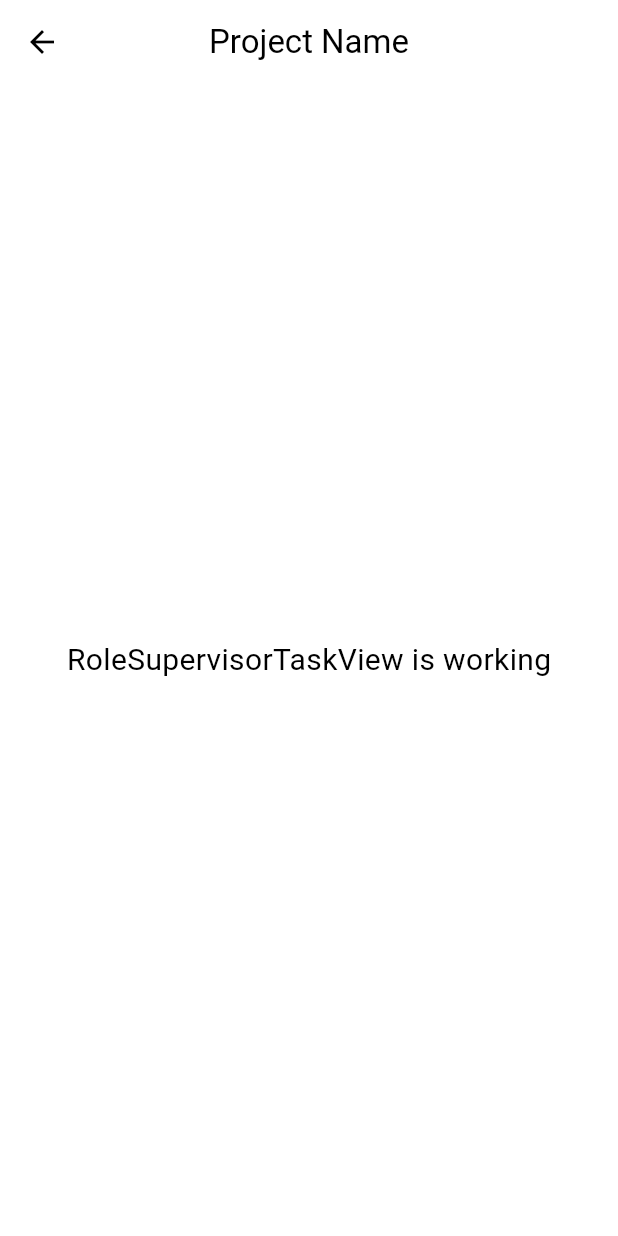
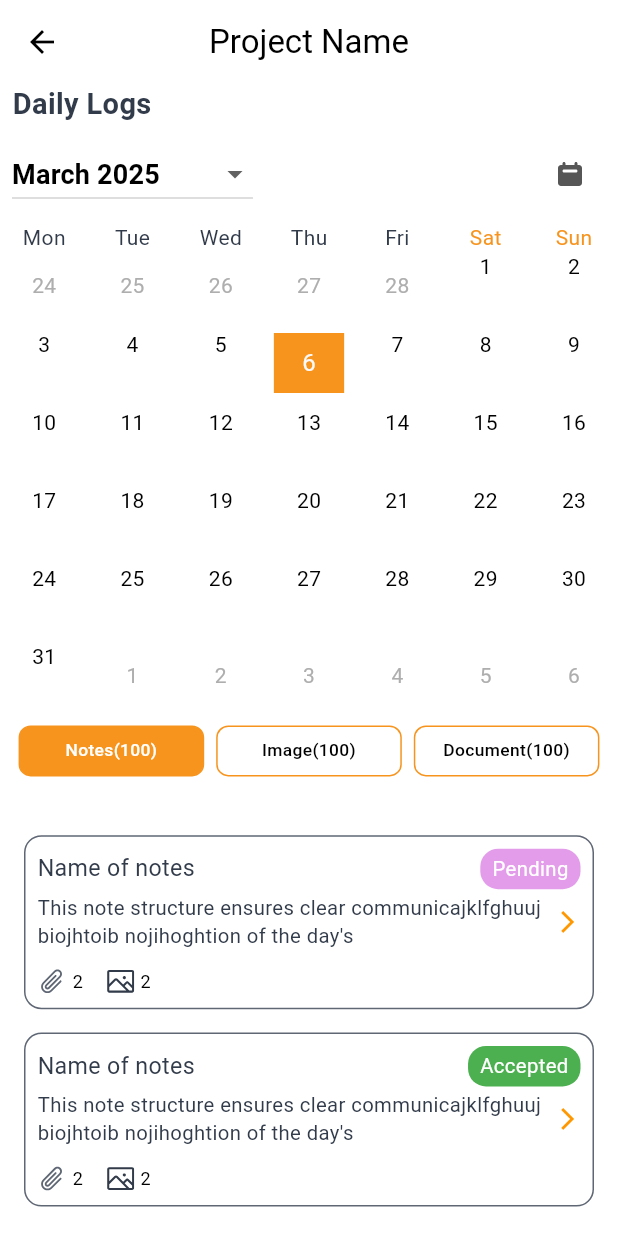
Before and after one commit to mahafujerrahman/Aim-Construction-App, a Flutter app: the RoleSupervisorDailyLogView screen opened by its route, on a phone screen of 412 x 824 dp. Run offline on Flutter 3.47's test engine with Material 3 defaults, Android fonts, the phone set to English and light mode, and no system bars; drawn by our look-alikes of table_calendar; our stand-ins replace cached_network_image, file_picker, flutter_html, flutter_screenutil, flutter_spinkit, flutter_svg and 9 more; accounts and stored records are empty.

```diff
--- /dev/null
+++ b/lib/app/modules/role/supervisor/dailyLog/views/dailylog_note_screen.dart
@@ -0,0 +1,56 @@
+import 'package:aim_construction_app/app/modules/role/supervisor/dailyLog/views/innerWidget/note_card_widget.dart';
+import 'package:aim_construction_app/app/modules/role/supervisor/homeScreen/views/widget/projectCard.dart';
+import 'package:aim_construction_app/app/routes/app_pages.dart';
+import 'package:flutter/material.dart';
+import 'package:flutter_screenutil/flutter_screenutil.dart';
+import 'package:get/get.dart';
+
+
+class DailyLogNoteScreen extends StatelessWidget {
+  DailyLogNoteScreen({super.key});
+
+  @override
+  Widget build(BuildContext context) {
+    return Scaffold(
+
+      body: SingleChildScrollView(
+        child: Padding(
+          padding: const EdgeInsets.all(16.0),
+          child: Column(
+            crossAxisAlignment: CrossAxisAlignment.start,
+            children: [
+              SizedBox(height: 16.h),
+              ListView.builder(
+                shrinkWrap: true,
+                physics: const NeverScrollableScrollPhysics(),
+                itemCount: 1,
+                itemBuilder: (context, index) {
+                  return Column(
+                    children: [
+                      NoteCard(
+                        title: "Name of notes",
+                        description: "This note structure ensures clear communicajklfghuuj biojhtoib nojihoghtion of the day's",
+                        status: "Pending",
+                        notesCount: 2,
+                        attachmentsCount: 2,
+                      ),
+                      SizedBox(height: 16.h),
+                      NoteCard(
+                        title: "Name of notes",
+                        description: "This note structure ensures clear communicajklfghuuj biojhtoib nojihoghtion of the day's",
+                        status: "Accepted",
+                        notesCount: 2,
+                        attachmentsCount: 2,
+                      ),
+                      const SizedBox(height: 16),
+                    ],
+                  );
+                },
+              ),
+            ],
+          ),
+        ),
+      ),
+    );
+  }
+}
--- /dev/null
+++ b/lib/app/modules/role/supervisor/dailyLog/views/innerWidget/calender_widget.dart
@@ -0,0 +1,158 @@
+import 'package:aim_construction_app/utils/app_colors.dart';
+import 'package:aim_construction_app/utils/app_icons.dart';
+import 'package:flutter/material.dart';
+import 'package:flutter_screenutil/flutter_screenutil.dart';
+import 'package:flutter_svg/flutter_svg.dart';
+import 'package:intl/intl.dart';
+import 'package:table_calendar/table_calendar.dart';
+
+
+class CalendarWithDropdown extends StatefulWidget {
+  @override
+  _CalendarWithDropdownState createState() => _CalendarWithDropdownState();
+}
+
+class _CalendarWithDropdownState extends State<CalendarWithDropdown> {
+  DateTime _focusedDay = DateTime.now();
+  DateTime? _selectedDay;
+  CalendarFormat _calendarFormat = CalendarFormat.month;
+
+  List<String> _months = [
+    'January', 'February', 'March', 'April', 'May', 'June', 'July', 'August', 'September', 'October', 'November', 'December'
+  ];
+
+  String _selectedMonth = DateFormat('MMMM yyyy').format(DateTime.now());
+
+  final Map<DateTime, List<String>> appointmentDate = {
+    DateTime.utc(2025, 2, 16): ['Meeting with team', 'Doctor appointment'],
+    DateTime.utc(2025, 2, 18): ['Project deadline'],
+    DateTime.utc(2025, 2, 20): ['Lunch with client', 'Gym session'],
+    DateTime.utc(2025, 2, 22): ['Webinar'],
+  };
+
+  @override
+  Widget build(BuildContext context) {
+    return Column(
+      crossAxisAlignment: CrossAxisAlignment.start,
+      children: [
+        Padding(
+          padding: const EdgeInsets.all(8.0),
+          child: Row(
+            mainAxisAlignment: MainAxisAlignment.spaceBetween,
+            children: [
+              DropdownButton<String>(
+                value: _selectedMonth,
+                onChanged: (String? newValue) {
+                  if (newValue != null) {
+                    setState(() {
+                      int monthIndex = _months.indexOf(newValue.split(' ')[0]) + 1;
+                      int year = int.parse(newValue.split(' ')[1]);
+                      _selectedMonth = newValue;
+                      _focusedDay = DateTime(year, monthIndex);
+                      _selectedDay = DateTime(year, monthIndex, _selectedDay?.day ?? 1);
+                    });
+                  }
+                },
+                items: _months.map<DropdownMenuItem<String>>((String month) {
+                  return DropdownMenuItem<String>(
+                    value: "$month ${_focusedDay.year}",
+                    child: Text("$month ${_focusedDay.year}", style: TextStyle(fontWeight: FontWeight.bold, fontSize: 18)),
+                  );
+                }).toList(),
+              ),
+              IconButton(
+                icon: SvgPicture.asset(AppIcons.calender),
+                onPressed: () {
+                  setState(() {
+                    _calendarFormat = _calendarFormat == CalendarFormat.week
+                        ? CalendarFormat.month
+                        : CalendarFormat.week;
+                  });
+                },
+              ),
+            ],
+          ),
+        ),
+        TableCalendar(
+          firstDay: DateTime.utc(2020, 10, 16),
+          lastDay: DateTime.utc(2030, 3, 14),
+          focusedDay: _focusedDay,
+          calendarFormat: _calendarFormat,
+          startingDayOfWeek: StartingDayOfWeek.monday,
+          selectedDayPredicate: (day) {
+            return isSameDay(_selectedDay, day);
+          },
+          onPageChanged: (focusedDay) {
+            setState(() {
+              _focusedDay = focusedDay;
+              _selectedMonth = "${_months[focusedDay.month - 1]} ${focusedDay.year}";
+              _selectedDay = DateTime(focusedDay.year, focusedDay.month, _selectedDay?.day ?? 1);
+            });
+          },
+          onDaySelected: (selectedDay, focusedDay) {
+            setState(() {
+              _selectedDay = selectedDay;
+              _focusedDay = focusedDay;
+            });
+          },
+          headerVisible: false,
+          daysOfWeekStyle: DaysOfWeekStyle(
+            weekdayStyle: TextStyle(color: AppColors.color323B4A),
+            weekendStyle: TextStyle(color: AppColors.primaryColor),
+          ),
+          calendarStyle: CalendarStyle(
+            todayDecoration: BoxDecoration(
+              color: AppColors.primaryColor,
+              shape: BoxShape.rectangle,
+            ),
+            selectedDecoration: BoxDecoration(
+              color: AppColors.primary,
+              shape: BoxShape.rectangle,
+            ),
+          ),
+          calendarBuilders: CalendarBuilders(
+            defaultBuilder: (context, day, focusedDay) {
+              bool hasAppointments = _checkForAppointments(day);
+              return Container(
+                margin: const EdgeInsets.only(bottom: 5),
+                child: Column(
+                  mainAxisSize: MainAxisSize.min,
+                  children: [
+                    Row(
+                      mainAxisAlignment: MainAxisAlignment.center,
+                      children: [
+                        Padding(
+                          padding: EdgeInsets.symmetric(vertical: 4.0.h),
+                          child: Text(
+                            '${day.day}',
+                            style: TextStyle(
+                              color: isSameDay(day, _selectedDay) ? Colors.white : Colors.black,
+                              fontWeight: isSameDay(day, _selectedDay) ? FontWeight.bold : FontWeight.normal,
+                            ),
+                          ),
+                        ),
+                      ],
+                    ),
+                    if (hasAppointments)
+                      Container(
+                        height: 8.h,
+                        width: 8.w,
+                        decoration: const BoxDecoration(
+                          shape: BoxShape.circle,
+                          color: Colors.amber,
+                        ),
+                      ),
+                  ],
+                ),
+              );
+            },
+          ),
+        ),
+      ],
+    );
+  }
+
+  bool _checkForAppointments(DateTime day) {
+    return appointmentDate.containsKey(day);
+  }
+}
--- /dev/null
+++ b/lib/app/modules/role/supervisor/dailyLog/views/innerWidget/note_card_widget.dart
@@ -0,0 +1,113 @@
+import 'package:aim_construction_app/utils/app_colors.dart';
+import 'package:aim_construction_app/utils/app_icons.dart';
+import 'package:aim_construction_app/utils/style.dart';
+import 'package:flutter/material.dart';
+import 'package:flutter_screenutil/flutter_screenutil.dart';
+import 'package:flutter_svg/flutter_svg.dart';
+
+class NoteCard extends StatelessWidget {
+  final String title;
+  final String description;
+  final String status;
+  final int notesCount;
+  final int attachmentsCount;
+
+  NoteCard({
+    required this.title,
+    required this.description,
+    required this.status,
+    required this.notesCount,
+    required this.attachmentsCount,
+  });
+
+  @override
+  Widget build(BuildContext context) {
+    Color statusColor;
+    if (status.toLowerCase() == 'pending') {
+      statusColor = Color(0xFFE39CEA);;
+    } else if (status.toLowerCase() == 'accepted') {
+      statusColor = Colors.green;
+    } else {
+      statusColor = Colors.grey;
+    }
+
+    return Container(
+      height: 120.h,
+      width: MediaQuery.of(context).size.width,
+      decoration: BoxDecoration(
+          borderRadius: BorderRadius.circular(12.r),
+          border: Border.all(color: AppColors.color5F6774),
+          color: Colors.white),
+      child: Padding(
+        padding: const EdgeInsets.all(8.0),
+        child: Column(
+          crossAxisAlignment: CrossAxisAlignment.start,
+          mainAxisAlignment: MainAxisAlignment.spaceBetween,
+          children: [
+            // Title and Status
+            Row(
+              mainAxisAlignment: MainAxisAlignment.spaceBetween,
+              children: [
+                Expanded(
+                  child: Text(
+                    title,
+                    style: AppStyles.fontSize16(color: AppColors.color323B4A),
+                  ),
+                ),
+                Container(
+                  padding: EdgeInsets.symmetric(horizontal: 8, vertical: 4),
+                  decoration: BoxDecoration(
+                    color: statusColor,
+                    borderRadius: BorderRadius.circular(12),
+                  ),
+                  child: Text(
+                    status,
+                    style: AppStyles.fontSize14(color: AppColors.white),
+                  ),
+                ),
+              ],
+            ),
+            // Description
+            Expanded(
+              child: Row(
+                mainAxisAlignment: MainAxisAlignment.spaceBetween,
+                children: [
+                  Expanded(
+                    child: Text(
+                      description,
+                      style: AppStyles.fontSize14(color: AppColors.color323B4A),
+                      overflow: TextOverflow.ellipsis,
+                      maxLines: 5,
+                    ),
+                  ),
+                  Icon(Icons.arrow_forward_ios, size: 18.sp, color: Colors.orange),
+                ],
+              ),
+            ),
+            // Footer with icons
+            SizedBox(height: 8.h),
+            Row(
+              children: [
+                Row(
+                  children: [
+                    SvgPicture.asset(AppIcons.attachmentIcon, height: 20.h),
+                    SizedBox(width: 4),
+                    Text('$attachmentsCount', style: TextStyle(fontSize: 12)),
+                  ],
+                ),
+                SizedBox(width: 16),
+                Row(
+                  children: [
+                    SvgPicture.asset(AppIcons.imageIcon, height: 16.h, color: AppColors.color323B4A),
+                    SizedBox(width: 4),
+                    Text('$notesCount', style: TextStyle(fontSize: 12)),
+                  ],
+                ),
+              ],
+            ),
+          ],
+        ),
+      ),
+    );
+  }
+}
--- a/lib/app/modules/role/supervisor/dailyLog/views/role_supervisor_daily_log_view.dart
+++ b/lib/app/modules/role/supervisor/dailyLog/views/role_supervisor_daily_log_view.dart
@@ -1,8 +1,31 @@
+import 'package:aim_construction_app/app/modules/role/supervisor/dailyLog/views/dailylog_document_screen.dart';
+import 'package:aim_construction_app/app/modules/role/supervisor/dailyLog/views/dailylog_image_screen.dart';
+import 'package:aim_construction_app/app/modules/role/supervisor/dailyLog/views/dailylog_note_screen.dart';
+import 'package:aim_construction_app/app/modules/role/supervisor/dailyLog/views/innerWidget/calender_widget.dart';
+import 'package:aim_construction_app/app/modules/role/supervisor/images/views/projectManagerImage.dart';
+import 'package:aim_construction_app/app/modules/role/supervisor/images/views/projectSupervisoImageScreen.dart';
+import 'package:aim_construction_app/utils/app_colors.dart';
+import 'package:aim_construction_app/utils/style.dart';
 import 'package:flutter/cupertino.dart';
 import 'package:flutter/material.dart';
+import 'package:flutter_screenutil/flutter_screenutil.dart';
 
-class RoleSupervisorDailyLogView extends StatelessWidget {
+class RoleSupervisorDailyLogView extends StatefulWidget {
   const RoleSupervisorDailyLogView({super.key});
+
+  @override
+  State<RoleSupervisorDailyLogView> createState() => _RoleSupervisorDailyLogViewState();
+}
+
+class _RoleSupervisorDailyLogViewState extends State<RoleSupervisorDailyLogView> {
+  int _selectedIndex = 0;
+
+  final List<String> _tabs = [
+   'Notes',
+   'Image',
+   'Document',
+  ];
+
   @override
   Widget build(BuildContext context) {
     return Scaffold(
@@ -10,12 +33,89 @@ class RoleSupervisorDailyLogView extends StatelessWidget {
         title: const Text('Project Name'),
         centerTitle: true,
       ),
-      body: const Center(
-        child: Text(
-          'RoleSupervisorTaskView is working',
-          style: TextStyle(fontSize: 20),
-        ),
+      body:  Column(
+        children: [
+          Row(
+            children: [
+              Padding(
+                padding: EdgeInsets.symmetric(horizontal: 8.w),
+                child: Text('Daily Logs',textAlign: TextAlign.start,style: AppStyles.fontSize20(fontWeight: FontWeight.w600,color: AppColors.color323B4A)),
+              ),
+            ],
+          ),
+
+          //Calender
+          CalendarWithDropdown(),
+
+          //===========================
+          //Notes + Images + Documents
+          Padding(
+            padding: EdgeInsets.symmetric(vertical: 8.h, horizontal: 8.w),
+            child: SizedBox(
+              height: 35.h,
+              child: Row(
+                children: List.generate(_tabs.length, (index) {
+                  return Expanded(
+                    child: GestureDetector(
+                      onTap: () {
+                        setState(() {
+                          _selectedIndex = index;
+                        });
+                      },
+                      child: Container(
+                        margin: const EdgeInsets.symmetric(horizontal: 4.0),
+                        padding: const EdgeInsets.symmetric(vertical: 4, horizontal: 12),
+                        decoration: BoxDecoration(
+                          border: Border.all(
+                            color: _selectedIndex == index
+                                ? AppColors.primaryColor
+                                : AppColors.primaryColor,
+                          ),
+                          borderRadius: BorderRadius.circular(8.0),
+                          color: _selectedIndex == index
+                              ? AppColors.primaryColor
+                              : Colors.transparent,
+                        ),
+                        child: Center(
+                          child: Text(
+                           '${_tabs[index]}(100)',
+                            textAlign: TextAlign.center,
+                            style: TextStyle(
+                                color: _selectedIndex == index
+                                    ? Colors.white
+                                    : AppColors.blackColor,
+                                fontSize: 12.sp,
+                                fontWeight: FontWeight.w500
+                            ),
+                          ),
+                        ),
+                      ),
+                    ),
+                  );
+                }),
+              ),
+            ),
+          ),
+          Expanded(
+            child: Center(
+              child: _buildTabContent(),
+            ),
+          ),
+
+        ],
       ),
     );
   }
+
+  Widget? _buildTabContent() {
+    switch (_selectedIndex) {
+      case 0:
+        return DailyLogNoteScreen();
+      case 1:
+        return DailyLogImageScreen();
+      case 2:
+        return DailyLogDocumentScreen();
+    }
+    return null;
+  }
 }
--- a/pubspec.yaml
+++ b/pubspec.yaml
@@ -50,6 +50,7 @@ dependencies:
   lottie: ^3.3.1
   flutter_html: ^3.0.0-beta.2
   pin_code_fields: ^8.0.1
+  table_calendar: ^3.2.0
 
 dev_dependencies:
   flutter_test:
```
Also changed, not shown: lib/app/modules/role/supervisor/dailyLog/views/dailylog_document_screen.dart (added, +98 -0 lines), lib/app/modules/role/supervisor/dailyLog/views/dailylog_image_screen.dart (added, +209 -0 lines), pubspec.lock.
